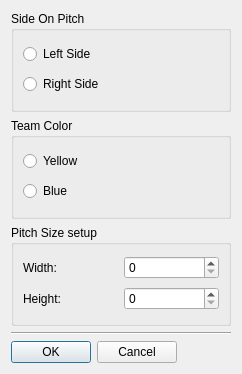
This is GUI/Tools/TeamCfgDlg.ui in SSabev/SDPCode as Qt 5 draws it before an edit. The edited form follows.
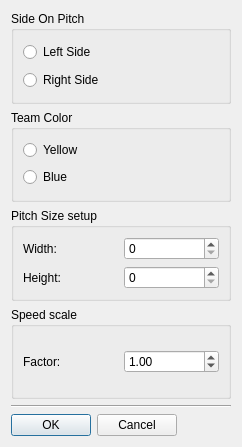
This is the edited form.

Commit message: Add speed scaling (to account for batteries discharging); placed in shared memory top level

Patch:
```diff
--- a/GUI/Tools/TeamCfgDlg.ui
+++ b/GUI/Tools/TeamCfgDlg.ui
@@ -7,7 +7,7 @@
     <x>0</x>
     <y>0</y>
     <width>242</width>
-    <height>374</height>
+    <height>447</height>
    </rect>
   </property>
   <property name="windowTitle">
@@ -105,6 +105,32 @@
      </layout>
     </widget>
    </item>
+   <item>
+    <widget class="QGroupBox" name="groupBox_4">
+     <property name="title">
+      <string>Speed scale</string>
+     </property>
+     <layout class="QHBoxLayout" name="horizontalLayout_4">
+      <item>
+       <widget class="QLabel" name="label_3">
+        <property name="text">
+         <string>Factor:</string>
+        </property>
+       </widget>
+      </item>
+      <item>
+       <widget class="QDoubleSpinBox" name="speedScaleSB">
+        <property name="singleStep">
+         <double>0.010000000000000</double>
+        </property>
+        <property name="value">
+         <double>1.000000000000000</double>
+        </property>
+       </widget>
+      </item>
+     </layout>
+    </widget>
+   </item>
    <item>
     <widget class="Line" name="line">
      <property name="orientation">
```
Left out of the diff: 2 changed lines with no effect on the pictures. The commit also changes 3 other files.
